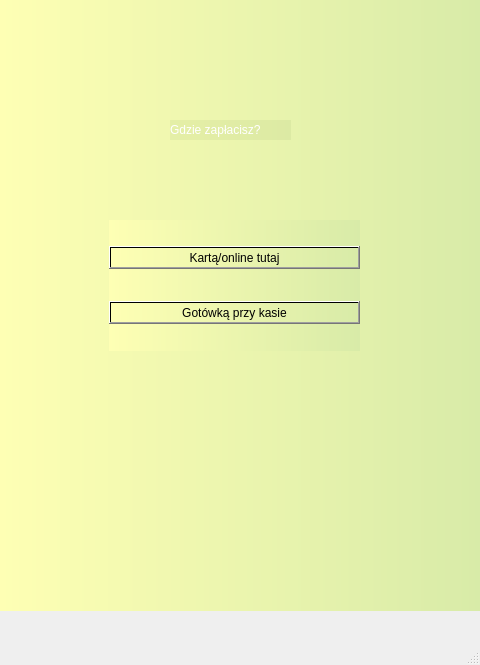
Old version of the form ordering-food-app-2/mainwindow.ui in the repository Gipsonek123/Ordering-food-app.
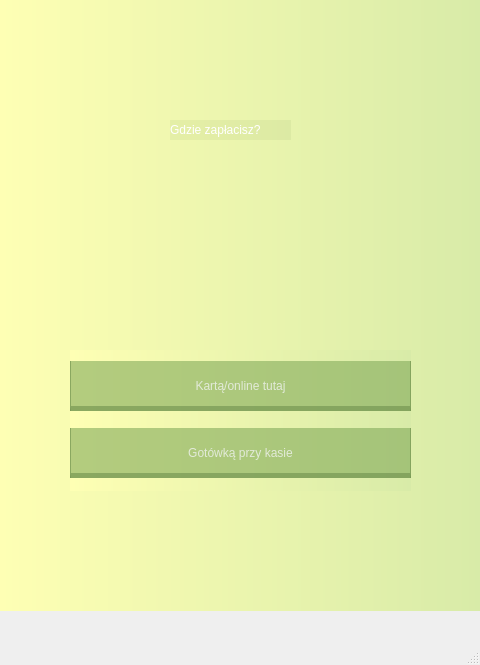
New version of the form. The open tabs and pages were chosen to show the change. Icons and pictures are not drawn.

Commit message: Update btn's at "Gdzie zaplacisz"

```diff
--- a/ordering-food-app-2/mainwindow.ui
+++ b/ordering-food-app-2/mainwindow.ui
@@ -1295,15 +1295,48 @@
      <widget class="QWidget" name="verticalLayoutWidget_4">
       <property name="geometry">
        <rect>
-        <x>109</x>
-        <y>220</y>
-        <width>251</width>
-        <height>131</height>
+        <x>70</x>
+        <y>350</y>
+        <width>341</width>
+        <height>141</height>
        </rect>
       </property>
       <layout class="QVBoxLayout" name="verticalLayout_4">
        <item>
         <widget class="QPushButton" name="pushButton_4">
+         <property name="maximumSize">
+          <size>
+           <width>500</width>
+           <height>50</height>
+          </size>
+         </property>
+         <property name="styleSheet">
+          <string notr="true">QPushButton{
+	font: 350 9pt &quot;Cascadia Code SemiLight&quot;;
+	padding-top: 5px;
+	color: rgb(226,234,216);
+	background-color: rgba(130,170,90,0.6);
+	border: none;
+	border-left: 1px solid rgba(110,144,76,0.6);
+	border-right: 1px solid rgba(110,144,76,0.6);
+	border-bottom: 5px solid rgba(110,144,76,0.6);
+}
+QPushButton:hover{
+	background-color: rgba(138,181,96, 0.6);
+	border-left: 1px solid rgba(110,144,76,0.6);
+	border-right: 1px solid rgba(110,144,76,0.6);
+	border-bottom: 5px solid rgba(110,144,76,0.6);
+}
+QPushButton:pressed{
+	background-color: rgba(120,157,83,0.6);
+	border-left: 1px solid rgba(110,144,76,0.6);
+	border-right: 1px solid rgba(110,144,76,0.6);
+	border-bottom: 5px solid rgba(110,144,76,0.6);
+	padding-top: -5px;
+	border-bottom: none;
+}	
+</string>
+         </property>
          <property name="text">
           <string>Kartą/online tutaj</string>
          </property>
@@ -1311,6 +1344,45 @@
        </item>
        <item>
         <widget class="QPushButton" name="pushButton_5">
+         <property name="minimumSize">
+          <size>
+           <width>100</width>
+           <height>50</height>
+          </size>
+         </property>
+         <property name="maximumSize">
+          <size>
+           <width>500</width>
+           <height>50</height>
+          </size>
+         </property>
+         <property name="styleSheet">
+          <string notr="true">QPushButton{
+	font: 350 9pt &quot;Cascadia Code SemiLight&quot;;
+	padding-top: 5px;
+	color: rgb(226,234,216);
+	background-color: rgba(130,170,90,0.6);
+	border: none;
+	border-left: 1px solid rgba(110,144,76,0.6);
+	border-right: 1px solid rgba(110,144,76,0.6);
+	border-bottom: 5px solid rgba(110,144,76,0.6);
+}
+QPushButton:hover{
+	background-color: rgba(138,181,96, 0.6);
+	border-left: 1px solid rgba(110,144,76,0.6);
+	border-right: 1px solid rgba(110,144,76,0.6);
+	border-bottom: 5px solid rgba(110,144,76,0.6);
+}
+QPushButton:pressed{
+	background-color: rgba(120,157,83,0.6);
+	border-left: 1px solid rgba(110,144,76,0.6);
+	border-right: 1px solid rgba(110,144,76,0.6);
+	border-bottom: 5px solid rgba(110,144,76,0.6);
+	padding-top: -5px;
+	border-bottom: none;
+}	
+</string>
+         </property>
          <property name="text">
           <string>Gotówką przy kasie</string>
          </property>
```
Left out of the diff: 2 changed lines with no effect on the pictures.
